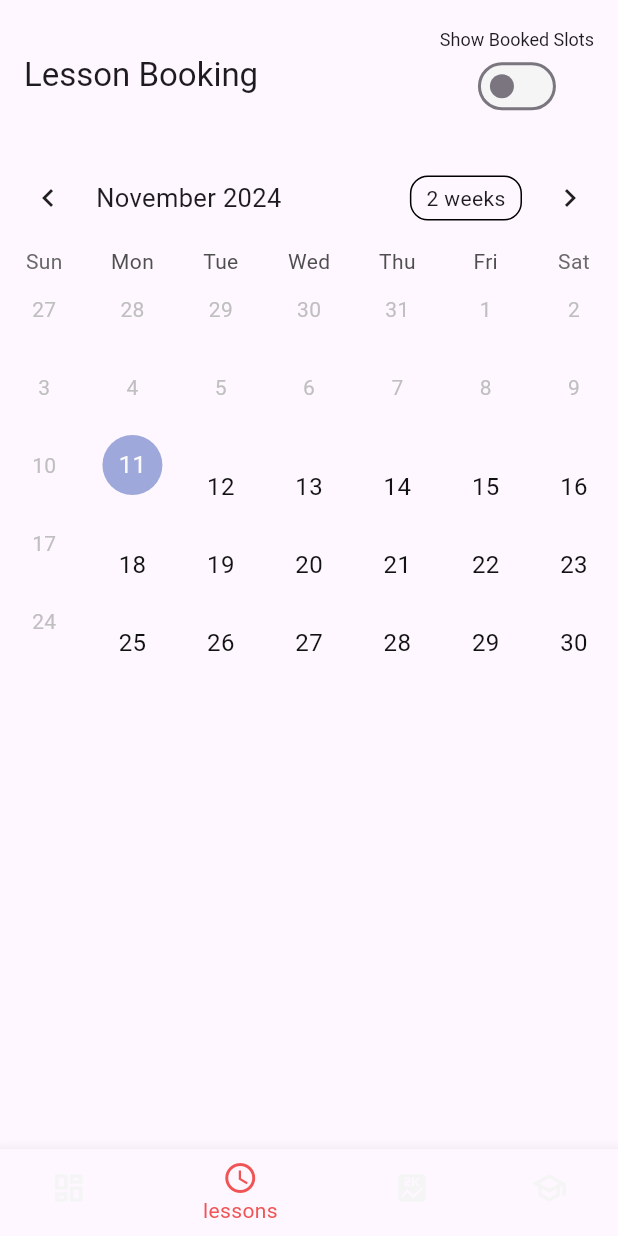
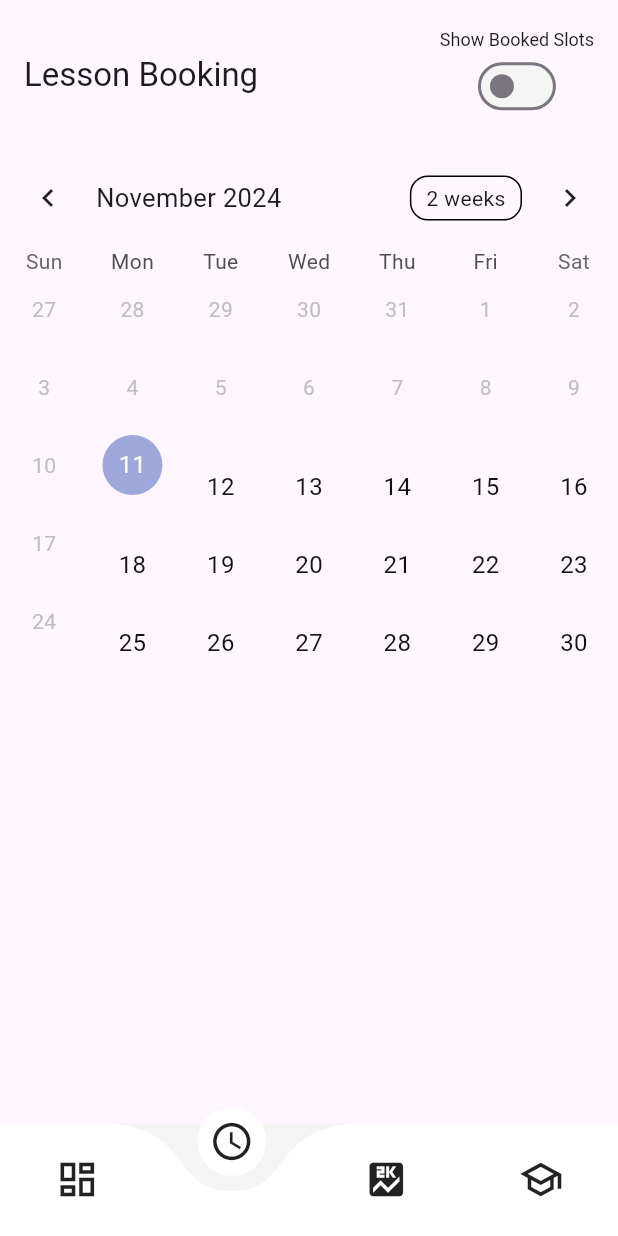
Before and after one commit to PingOfDeathSA/drivingSchoolMobileApp, a Flutter app: the screen it shows after launch, item 2 of the bottom bar chosen, on a phone screen of 412 x 824 dp. Run offline on Flutter 3.47's test engine with Material 3 defaults, Android fonts, the phone set to English and light mode, and no system bars; drawn by our look-alikes of curved_navigation_bar, table_calendar; our stand-ins replace card_swiper, syncfusion_flutter_gauges.

Commit message:
Lessons progress page
Lessons progress page

```diff
--- a/driving_school_mobile_app/lib/navigator  menu/nav.dart
+++ b/driving_school_mobile_app/lib/navigator  menu/nav.dart
@@ -1,8 +1,10 @@
+import 'package:curved_navigation_bar/curved_navigation_bar.dart';
 import 'package:driving_school_mobile_app/colors.dart';
 import 'package:driving_school_mobile_app/pages/dashboard.dart';
 import 'package:flutter/material.dart';
 
 import '../pages/learsons.dart';
+import '../pages/user_progress.dart';
 
 class BottomNavigationBarExample extends StatefulWidget {
   const BottomNavigationBarExample({super.key});
@@ -14,55 +16,45 @@ class BottomNavigationBarExample extends StatefulWidget {
 
 class _BottomNavigationBarExampleState
     extends State<BottomNavigationBarExample> {
-  int _selectedIndex = 0;
-  static const TextStyle optionStyle =
-      TextStyle(fontSize: 30, fontWeight: FontWeight.bold);
-  static List<Widget> _widgetOptions = <Widget>[
-    Dashboardpage(),
-    BookingCalendar(),
-    BookingCalendar(),
-    Text(
-      'Index 2: School',
-      style: optionStyle,
-    ),
-  ];
-
-  void _onItemTapped(int index) {
-    setState(() {
-      _selectedIndex = index;
-    });
-  }
+  int _page = 0; // Keep track of the selected index for navigation
+  final GlobalKey<CurvedNavigationBarState> _bottomNavigationKey = GlobalKey<
+      CurvedNavigationBarState>(); // Key to access the navigation state
 
   @override
   Widget build(BuildContext context) {
     return Scaffold(
-      body: Center(
-        child: _widgetOptions.elementAt(_selectedIndex),
+      body: IndexedStack(
+        index: _page, // Display page based on the selected index
+        children: <Widget>[
+          Dashboardpage(),
+          BookingCalendar(),
+          ProgressPage(),
+          Text(
+            'Index 3: School',
+            style: TextStyle(fontSize: 30),
+          ), // Page for index 3
+        ],
       ),
-      bottomNavigationBar: BottomNavigationBar(
-        backgroundColor: customblack,
-        unselectedItemColor: lightgray,
-        items: <BottomNavigationBarItem>[
-          BottomNavigationBarItem(
-            icon: Icon(Icons.dashboard_outlined),
-            label: 'Menu',
-          ),
-          BottomNavigationBarItem(
-            icon: Icon(Icons.schedule_outlined),
-            label: 'lessons',
-          ),
-          BottomNavigationBarItem(
-            icon: Icon(Icons.score),
-            label: 'Progress',
-          ),
-          BottomNavigationBarItem(
-            icon: Icon(Icons.school_outlined),
-            label: 'Courses',
-          ),
+      bottomNavigationBar: CurvedNavigationBar(
+        key: _bottomNavigationKey,
+        index: _page, // Set the currently selected page index
+        items: <Widget>[
+          Icon(Icons.dashboard_outlined, size: 30),
+          Icon(Icons.schedule_outlined, size: 30),
+          Icon(Icons.score, size: 30),
+          Icon(Icons.school_outlined, size: 30),
         ],
-        currentIndex: _selectedIndex,
-        selectedItemColor: redcolor,
-        onTap: _onItemTapped,
+        color: Colors.white,
+        buttonBackgroundColor: Colors.white,
+        backgroundColor: lightgray,
+        animationCurve: Curves.easeInOut,
+        animationDuration: Duration(milliseconds: 600),
+        onTap: (index) {
+          setState(() {
+            _page = index; // Update the page index on tap
+          });
+        },
+        letIndexChange: (index) => true,
       ),
     );
   }
--- a/driving_school_mobile_app/lib/pages/learsons.dart
+++ b/driving_school_mobile_app/lib/pages/learsons.dart
@@ -225,7 +225,7 @@ class _BookingCalendarState extends State<BookingCalendar> {
               padding: const EdgeInsets.all(8.0),
               child: Text(
                 "You cannot book lessons for past dates.",
-                style: TextStyle(color: Colors.red),
+                style: TextStyle(color: redcolor),
               ),
             ),
           ]
--- a/driving_school_mobile_app/pubspec.yaml
+++ b/driving_school_mobile_app/pubspec.yaml
@@ -39,6 +39,7 @@ dependencies:
   table_calendar: ^3.1.2
   dropdown_button2: ^2.3.9
   curved_navigation_bar: ^1.0.6
+  syncfusion_flutter_gauges: ^27.1.58
 
 
 dev_dependencies:
```
Also changed, not shown: driving_school_mobile_app/lib/backend/data.dart (+107 -0 lines), driving_school_mobile_app/lib/pages/user_progress.dart (added, +286 -0 lines), driving_school_mobile_app/pubspec.lock.
